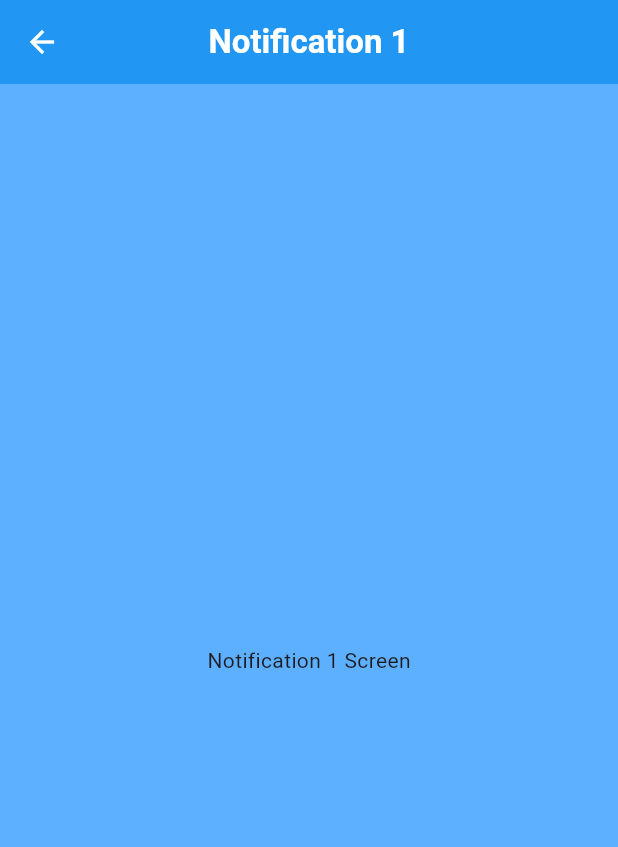
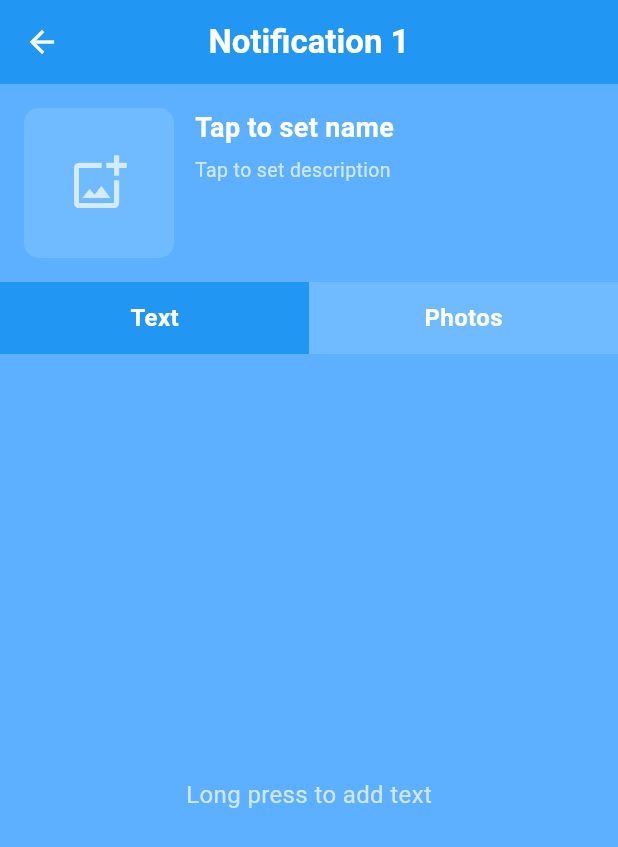
Before and after one commit to Lia201/CP201, a Flutter app: the MainScreen screen opened directly, item 3 of the bottom bar chosen, after a tap on "Chara Name", on a phone screen of 412 x 824 dp. Shown: the top 847 px of the screen. Run offline on Flutter 3.47's test engine with Material 3 defaults, Android fonts, the phone set to English and light mode, and no system bars; our stand-ins replace shared_preferences; accounts and stored records are empty.

Commit message:
Add NotifDetailScreen for managing notification details with persistent storage

```diff
--- a/lib/mainscreen.dart
+++ b/lib/mainscreen.dart
@@ -1,4 +1,6 @@
+import 'dart:convert';
 import 'package:flutter/material.dart';
+import 'package:shared_preferences/shared_preferences.dart';
 import 'dart:math';
 
 // Importing screens with unique prefixes to avoid ambiguity
@@ -28,17 +30,8 @@ import 'FileIcons/file7_screen.dart' as file7;
 import 'FileIcons/file8_screen.dart' as file8;
 import 'FileIcons/file9_screen.dart' as file9;
 import 'FileIcons/file10_screen.dart' as file10;
-// Notification Screens
-import 'notifications/notif1_screen.dart' as notif1;
-import 'notifications/notif2_screen.dart' as notif2;
-import 'notifications/notif3_screen.dart' as notif3;
-import 'notifications/notif4_screen.dart' as notif4;
-import 'notifications/notif5_screen.dart' as notif5;
-import 'notifications/notif6_screen.dart' as notif6;
-import 'notifications/notif7_screen.dart' as notif7;
-import 'notifications/notif8_screen.dart' as notif8;
-import 'notifications/notif9_screen.dart' as notif9;
-import 'notifications/notif10_screen.dart' as notif10;
+// Notification Detail Screen
+import 'notifications/notif_detail_screen.dart';
 
 // Fade-in page route used for all navigation
 class FadeRoute extends PageRouteBuilder {
@@ -262,12 +255,32 @@ class HomeScreen extends StatefulWidget {
 }
 
 class _HomeScreenState extends State<HomeScreen> {
-  final List<String> _items = ['#1', '#2', '#3', '#4', '#5'];
+  List<String> _items = ['#1', '#2', '#3', '#4', '#5'];
+
+  @override
+  void initState() {
+    super.initState();
+    _loadItems();
+  }
+
+  Future<void> _loadItems() async {
+    final prefs = await SharedPreferences.getInstance();
+    final saved = prefs.getStringList('home_items');
+    if (saved != null) {
+      setState(() => _items = saved);
+    }
+  }
+
+  Future<void> _saveItems() async {
+    final prefs = await SharedPreferences.getInstance();
+    await prefs.setStringList('home_items', _items);
+  }
 
   void addItem() {
     setState(() {
       _items.add('#${_items.length + 1}');
     });
+    _saveItems();
   }
 
   void _navigateToDetailScreen(BuildContext context, String title) {
@@ -341,18 +354,41 @@ class ProfileScreen extends StatefulWidget {
 }
 
 class _ProfileScreenState extends State<ProfileScreen> {
-  final List<Map<String, dynamic>> _entries = [
+  List<Map<String, dynamic>> _entries = [
     {'title': 'Void œ Atsura', 'subtitle': 'Gãcho Zacktaroā SinQua', 'iconIndex': 1},
     {'title': 'Ē Yōukáñ', 'subtitle': 'Gãcho Zacktaroā SinQua', 'iconIndex': 2},
     {'title': 'Sãi ōū Yeeo', 'subtitle': 'C-2/LD', 'iconIndex': 3},
     {'title': 'Ē rex hyū ōū Ohurakai Kitashi', 'subtitle': 'DL', 'iconIndex': 4},
   ];
 
+  @override
+  void initState() {
+    super.initState();
+    _loadEntries();
+  }
+
+  Future<void> _loadEntries() async {
+    final prefs = await SharedPreferences.getInstance();
+    final raw = prefs.getString('profile_entries');
+    if (raw != null) {
+      final list = jsonDecode(raw) as List;
+      setState(() {
+        _entries = list.map((e) => Map<String, dynamic>.from(e as Map)).toList();
+      });
+    }
+  }
+
+  Future<void> _saveEntries() async {
+    final prefs = await SharedPreferences.getInstance();
+    await prefs.setString('profile_entries', jsonEncode(_entries));
+  }
+
   void addItem() {
     setState(() {
       final n = _entries.length + 1;
-      _entries.add({'title': 'New Library $n', 'subtitle': '', 'iconIndex': 0});
+      _entries.add({'title': 'New Library $n', 'subtitle': '', 'iconIndex': n});
     });
+    _saveEntries();
   }
 
   void _navigateToLibraryScreen(BuildContext context, String title) {
@@ -377,7 +413,6 @@ class _ProfileScreenState extends State<ProfileScreen> {
   }
 
   void _onFacebookIconPressed(BuildContext context, int iconIndex) {
-    if (iconIndex == 0) return;
     Widget screen;
     switch (iconIndex) {
       case 1:
@@ -393,7 +428,8 @@ class _ProfileScreenState extends State<ProfileScreen> {
         screen = const Icon4Screen();
         break;
       default:
-        return;
+        screen = _PlaceholderScreen(title: 'Message $iconIndex');
+        break;
     }
     Navigator.push(context, FadeRoute(page: screen));
   }
@@ -435,7 +471,6 @@ class _ProfileScreenState extends State<ProfileScreen> {
             ),
           ),
         ),
-        if (iconIndex > 0)
         Positioned(
           bottom: 10,
           left: 10,
@@ -482,7 +517,7 @@ class SettingsScreen extends StatefulWidget {
 }
 
 class _SettingsScreenState extends State<SettingsScreen> {
-  final List<String> _fileNames = [
+  List<String> _fileNames = [
     'Pass Pagiē',
     'Custom Name 2',
     'Custom Name 3',
@@ -495,10 +530,30 @@ class _SettingsScreenState extends State<SettingsScreen> {
     'Custom Name 10',
   ];
 
+  @override
+  void initState() {
+    super.initState();
+    _loadFiles();
+  }
+
+  Future<void> _loadFiles() async {
+    final prefs = await SharedPreferences.getInstance();
+    final saved = prefs.getStringList('settings_files');
+    if (saved != null) {
+      setState(() => _fileNames = saved);
+    }
+  }
+
+  Future<void> _saveFiles() async {
+    final prefs = await SharedPreferences.getInstance();
+    await prefs.setStringList('settings_files', _fileNames);
+  }
+
   void addItem() {
     setState(() {
       _fileNames.add('Custom Name ${_fileNames.length + 1}');
     });
+    _saveFiles();
   }
 
   void _navigateToFileScreen(BuildContext context, String fileName) {
@@ -600,33 +655,37 @@ class NotificationsScreen extends StatefulWidget {
 class _NotificationsScreenState extends State<NotificationsScreen> {
   int _itemCount = 10;
 
-  static const List<Widget> _predefinedScreens = [
-    notif1.Notif1Screen(),
-    notif2.Notif2Screen(),
-    notif3.Notif3Screen(),
-    notif4.Notif4Screen(),
-    notif5.Notif5Screen(),
-    notif6.Notif6Screen(),
-    notif7.Notif7Screen(),
-    notif8.Notif8Screen(),
-    notif9.Notif9Screen(),
-    notif10.Notif10Screen(),
-  ];
+  @override
+  void initState() {
+    super.initState();
+    _loadCount();
+  }
+
+  Future<void> _loadCount() async {
+    final prefs = await SharedPreferences.getInstance();
+    final saved = prefs.getInt('notifications_count');
+    if (saved != null && saved > _itemCount) {
+      setState(() => _itemCount = saved);
+    }
+  }
+
+  Future<void> _saveCount() async {
+    final prefs = await SharedPreferences.getInstance();
+    await prefs.setInt('notifications_count', _itemCount);
+  }
 
   void addItem() {
     setState(() {
       _itemCount++;
     });
+    _saveCount();
   }
 
   void _navigateToScreen(BuildContext context, int index) {
-    final Widget screen;
-    if (index < _predefinedScreens.length) {
-      screen = _predefinedScreens[index];
-    } else {
-      screen = _PlaceholderScreen(title: 'Notification ${index + 1}');
-    }
-    Navigator.push(context, FadeRoute(page: screen));
+    Navigator.push(
+      context,
+      FadeRoute(page: NotifDetailScreen(notifId: index + 1)),
+    );
   }
 
   @override
@@ -690,12 +749,32 @@ class MessagesScreen extends StatefulWidget {
 }
 
 class _MessagesScreenState extends State<MessagesScreen> {
-  final List<String> _items = [];
+  List<String> _items = [];
+
+  @override
+  void initState() {
+    super.initState();
+    _loadMessages();
+  }
+
+  Future<void> _loadMessages() async {
+    final prefs = await SharedPreferences.getInstance();
+    final saved = prefs.getStringList('messages_items');
+    if (saved != null) {
+      setState(() => _items = saved);
+    }
+  }
+
+  Future<void> _saveMessages() async {
+    final prefs = await SharedPreferences.getInstance();
+    await prefs.setStringList('messages_items', _items);
+  }
 
   void addItem() {
     setState(() {
       _items.add('Message ${_items.length + 1}');
     });
+    _saveMessages();
   }
 
   @override
--- /dev/null
+++ b/lib/notifications/notif_detail_screen.dart
@@ -0,0 +1,409 @@
+import 'dart:convert';
+import 'dart:io';
+import 'package:flutter/material.dart';
+import 'package:shared_preferences/shared_preferences.dart';
+
+/// Reusable detail screen for every notification square.
+/// All data (name, description, text entries, photo paths) are stored in
+/// SharedPreferences keyed by [notifId].
+class NotifDetailScreen extends StatefulWidget {
+  final int notifId;
+  const NotifDetailScreen({super.key, required this.notifId});
+
+  @override
+  State<NotifDetailScreen> createState() => _NotifDetailScreenState();
+}
+
+class _NotifDetailScreenState extends State<NotifDetailScreen> {
+  String _name = '';
+  String _description = '';
+  String _photoPath = '';
+  List<String> _texts = [];
+  List<String> _photos = [];
+  int _tabIndex = 0; // 0 = Text, 1 = Photos
+
+  String get _prefKey => 'notif_${widget.notifId}';
+
+  @override
+  void initState() {
+    super.initState();
+    _loadData();
+  }
+
+  Future<void> _loadData() async {
+    final prefs = await SharedPreferences.getInstance();
+    final raw = prefs.getString(_prefKey);
+    if (raw != null) {
+      final map = jsonDecode(raw) as Map<String, dynamic>;
+      setState(() {
+        _name = map['name'] as String? ?? '';
+        _description = map['description'] as String? ?? '';
+        _photoPath = map['photoPath'] as String? ?? '';
+        _texts = List<String>.from(map['texts'] as List? ?? []);
+        _photos = List<String>.from(map['photos'] as List? ?? []);
+      });
+    }
+  }
+
+  Future<void> _saveData() async {
+    final prefs = await SharedPreferences.getInstance();
+    await prefs.setString(
+      _prefKey,
+      jsonEncode({
+        'name': _name,
+        'description': _description,
+        'photoPath': _photoPath,
+        'texts': _texts,
+        'photos': _photos,
+      }),
+    );
+  }
+
+  // ─── Editing helpers ───
+
+  Future<void> _editName() async {
+    final controller = TextEditingController(text: _name);
+    final result = await showDialog<String>(
+      context: context,
+      builder: (ctx) => AlertDialog(
+        title: const Text('Edit Name'),
+        content: TextField(controller: controller, autofocus: true),
+        actions: [
+          TextButton(onPressed: () => Navigator.pop(ctx), child: const Text('Cancel')),
+          TextButton(
+            onPressed: () => Navigator.pop(ctx, controller.text),
+            child: const Text('Save'),
+          ),
+        ],
+      ),
+    );
+    if (result != null) {
+      setState(() => _name = result);
+      _saveData();
+    }
+  }
+
+  Future<void> _editDescription() async {
+    final controller = TextEditingController(text: _description);
+    final result = await showDialog<String>(
+      context: context,
+      builder: (ctx) => AlertDialog(
+        title: const Text('Edit Description'),
+        content: TextField(controller: controller, autofocus: true, maxLines: 3),
+        actions: [
+          TextButton(onPressed: () => Navigator.pop(ctx), child: const Text('Cancel')),
+          TextButton(
+            onPressed: () => Navigator.pop(ctx, controller.text),
+            child: const Text('Save'),
+          ),
+        ],
+      ),
+    );
+    if (result != null) {
+      setState(() => _description = result);
+      _saveData();
+    }
+  }
+
+  Future<void> _editPhotoPath() async {
+    final controller = TextEditingController(text: _photoPath);
+    final result = await showDialog<String>(
+      context: context,
+      builder: (ctx) => AlertDialog(
+        title: const Text('Set Photo Path'),
+        content: TextField(
+          controller: controller,
+          autofocus: true,
+          decoration: const InputDecoration(hintText: '/path/to/photo.jpg'),
+        ),
+        actions: [
+          TextButton(onPressed: () => Navigator.pop(ctx), child: const Text('Cancel')),
+          TextButton(
+            onPressed: () => Navigator.pop(ctx, controller.text),
+            child: const Text('Save'),
+          ),
+        ],
+      ),
+    );
+    if (result != null) {
+      setState(() => _photoPath = result);
+      _saveData();
+    }
+  }
+
+  // ─── Add items via long-press ───
+
+  void _addText() {
+    setState(() {
+      _texts.add('');
+    });
+    _saveData();
+  }
+
+  void _addPhoto() async {
+    final controller = TextEditingController();
+    final result = await showDialog<String>(
+      context: context,
+      builder: (ctx) => AlertDialog(
+        title: const Text('Add Photo Path'),
+        content: TextField(
+          controller: controller,
+          autofocus: true,
+          decoration: const InputDecoration(hintText: '/path/to/photo.jpg'),
+        ),
+        actions: [
+          TextButton(onPressed: () => Navigator.pop(ctx), child: const Text('Cancel')),
+          TextButton(
+            onPressed: () => Navigator.pop(ctx, controller.text),
+            child: const Text('Save'),
+          ),
+        ],
+      ),
+    );
+    if (result != null && result.isNotEmpty) {
+      setState(() {
+        _photos.add(result);
+      });
+      _saveData();
+    }
+  }
+
+  // ─── Build ───
+
+  @override
+  Widget build(BuildContext context) {
+    return GestureDetector(
+      onLongPress: () {
+        if (_tabIndex == 0) {
+          _addText();
+        } else {
+          _addPhoto();
+        }
+      },
+      child: Scaffold(
+        backgroundColor: const Color.fromARGB(255, 93, 176, 255),
+        appBar: AppBar(
+          backgroundColor: Colors.blue,
+          centerTitle: true,
+          title: Text(
+            _name.isEmpty ? 'Notification ${widget.notifId}' : _name,
+            style: const TextStyle(color: Colors.white, fontWeight: FontWeight.w600),
+          ),
+          iconTheme: const IconThemeData(color: Colors.white),
+        ),
+        body: Column(
+          children: [
+            // ── Top info section ──
+            Padding(
+              padding: const EdgeInsets.all(16.0),
+              child: Row(
+                crossAxisAlignment: CrossAxisAlignment.start,
+                children: [
+                  // Photo square (left)
+                  GestureDetector(
+                    onTap: _editPhotoPath,
+                    child: Container(
+                      width: 100,
+                      height: 100,
+                      decoration: BoxDecoration(
+                        color: const Color.fromARGB(255, 112, 186, 255),
+                        borderRadius: BorderRadius.circular(10),
+                      ),
+                      child: _photoPath.isNotEmpty && File(_photoPath).existsSync()
+                          ? ClipRRect(
+                              borderRadius: BorderRadius.circular(10),
+                              child: Image.file(
+                                File(_photoPath),
+                                fit: BoxFit.cover,
+                                width: 100,
+                                height: 100,
+                              ),
+                            )
+                          : const Center(
+                              child: Icon(
+                                Icons.add_photo_alternate_outlined,
+                                color: Colors.white70,
+                                size: 40,
+                              ),
+                            ),
+                    ),
+                  ),
+                  const SizedBox(width: 14),
+                  // Name + Description (right of photo)
+                  Expanded(
+                    child: Column(
+                      crossAxisAlignment: CrossAxisAlignment.start,
+                      children: [
+                        GestureDetector(
+                          onTap: _editName,
+                          child: Text(
+                            _name.isEmpty ? 'Tap to set name' : _name,
+                            style: const TextStyle(
+                              color: Colors.white,
+                              fontSize: 18,
+                              fontWeight: FontWeight.bold,
+                            ),
+                          ),
+                        ),
+                        const SizedBox(height: 6),
+                        GestureDetector(
+                          onTap: _editDescription,
+                          child: Text(
+                            _description.isEmpty ? 'Tap to set description' : _description,
+                            style: const TextStyle(
+                              color: Colors.white70,
+                              fontSize: 13,
+                              fontWeight: FontWeight.w400,
+                            ),
+                          ),
+                        ),
+                      ],
+                    ),
+                  ),
+                ],
+              ),
+            ),
+
+            // ── Tab buttons ──
+            Row(
+              children: [
+                Expanded(
+                  child: GestureDetector(
+                    onTap: () => setState(() => _tabIndex = 0),
+                    child: Container(
+                      height: 48,
+                      color: _tabIndex == 0
+                          ? Colors.blue
+                          : const Color.fromARGB(255, 112, 186, 255),
+                      child: const Center(
+                        child: Text(
+                          'Text',
+                          style: TextStyle(
+                            color: Colors.white,
+                            fontWeight: FontWeight.w700,
+                            fontSize: 16,
+                          ),
+                        ),
+                      ),
+                    ),
+                  ),
+                ),
+                Expanded(
+                  child: GestureDetector(
+                    onTap: () => setState(() => _tabIndex = 1),
+                    child: Container(
+                      height: 48,
+                      color: _tabIndex == 1
+                          ? Colors.blue
+                          : const Color.fromARGB(255, 112, 186, 255),
+                      child: const Center(
+                        child: Text(
+                          'Photos',
+                          style: TextStyle(
+                            color: Colors.white,
+                            fontWeight: FontWeight.w700,
+                            fontSize: 16,
+                          ),
+                        ),
+                      ),
+                    ),
+                  ),
+                ),
+              ],
+            ),
+
+            // ── Tab content ──
+            Expanded(
+              child: _tabIndex == 0 ? _buildTextTab() : _buildPhotosTab(),
+            ),
+          ],
+        ),
+      ),
+    );
+  }
+
+  // ─── Text tab ───
+  Widget _buildTextTab() {
+    if (_texts.isEmpty) {
+      return const Center(
+        child: Text(
+          'Long press to add text',
+          style: TextStyle(color: Colors.white70, fontSize: 16),
+        ),
+      );
+    }
+    return ListView.builder(
+      padding: const EdgeInsets.all(12),
+      itemCount: _texts.length,
+      itemBuilder: (context, index) {
+        return Padding(
+          padding: const EdgeInsets.only(bottom: 12),
+          child: Container(
+            height: 200,
+            decoration: BoxDecoration(
+              color: const Color.fromARGB(255, 112, 186, 255),
+              borderRadius: BorderRadius.circular(10),
+            ),
+            padding: const EdgeInsets.all(12),
+            child: TextField(
+              controller: TextEditingController(text: _texts[index]),
+              maxLines: null,
+              expands: true,
+              style: const TextStyle(color: Colors.white, fontSize: 15),
+              decoration: const InputDecoration.collapsed(
+                hintText: 'Type here...',
+                hintStyle: TextStyle(color: Colors.white54),
+              ),
+              onChanged: (val) {
+                _texts[index] = val;
+                _saveData();
+              },
+            ),
+          ),
+        );
+      },
+    );
+  }
+
+  // ─── Photos tab ───
+  Widget _buildPhotosTab() {
+    if (_photos.isEmpty) {
+      return const Center(
+        child: Text(
+          'Long press to add photo',
+          style: TextStyle(color: Colors.white70, fontSize: 16),
+        ),
+      );
+    }
+    return ListView.builder(
+      padding: const EdgeInsets.all(12),
+      itemCount: _photos.length,
+      itemBuilder: (context, index) {
+        final path = _photos[index];
+        final file = File(path);
+        return Padding(
+          padding: const EdgeInsets.only(bottom: 12),
+          child: Container(
+            height: 200,
+            decoration: BoxDecoration(
+              color: const Color.fromARGB(255, 112, 186, 255),
+              borderRadius: BorderRadius.circular(10),
+            ),
+            child: file.existsSync()
+                ? ClipRRect(
+                    borderRadius: BorderRadius.circular(10),
+                    child: Image.file(file, fit: BoxFit.cover, width: double.infinity, height: 200),
+                  )
+                : Center(
+                    child: Text(
+                      path,
+                      style: const TextStyle(color: Colors.white70, fontSize: 13),
+                      textAlign: TextAlign.center,
+                    ),
+                  ),
+          ),
+        );
+      },
+    );
+  }
+}
```
Lines whose indentation alone changed are shown as unchanged.
